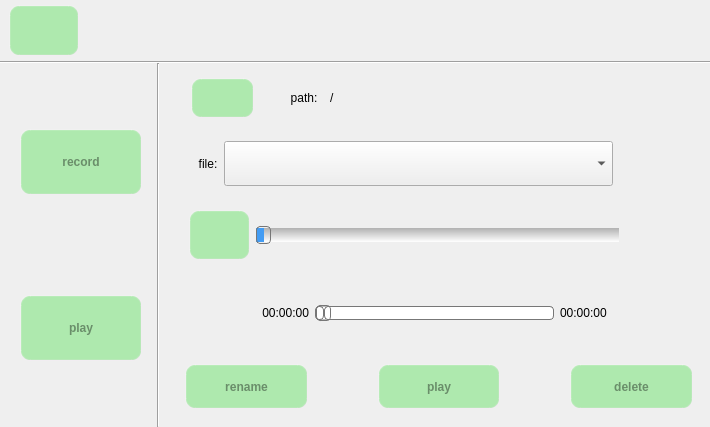
jizizihe/baijie_demo, file voice.ui: the form before one commit.
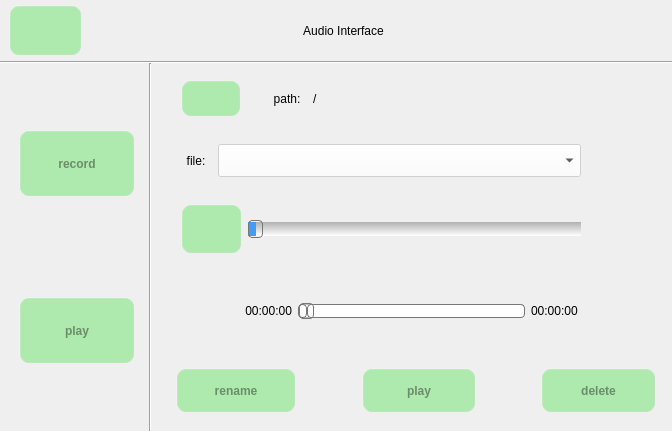
The form after the commit. Icons and pictures are not drawn. Custom widgets are drawn as their Qt base class.

Commit message: func: 1.chang button style in gpio       2.refresh when open and close button in wifi,bluetooth,ethernet and 4g       3.add set  gateway and subnet mask in ethernet       4.add display 4g status in 4g       5.optimize copy,cut,delete,safe exit in storage       6.add the judgment that the serial port is occupied

The edit to the form file:
```diff
--- a/voice.ui
+++ b/voice.ui
@@ -9,8 +9,8 @@
    <rect>
     <x>0</x>
     <y>0</y>
-    <width>710</width>
-    <height>427</height>
+    <width>672</width>
+    <height>431</height>
    </rect>
   </property>
   <property name="sizePolicy">
@@ -70,6 +70,14 @@
      color:rgba(0, 0, 0, 100);/*字体颜色*/
      padding: 6px; /*填衬*/
     outline: none; /*去掉按钮的虚线框*/
+}
+QComboBox QAbstractItemView {
+outline:0px;
+background-color:rgba(189, 220, 231, 230);
+}
+QComboBox {
+outline:0px;
+background-color:rgba(255, 255, 255, 150);
 }</string>
   </property>
   <widget class="QWidget" name="centralwidget">
@@ -90,9 +98,9 @@
      <number>0</number>
     </property>
     <item row="0" column="0">
-     <layout class="QHBoxLayout" name="horizontalLayout_4" stretch="1,9">
+     <layout class="QHBoxLayout" name="horizontalLayout_4" stretch="1,1,1,3,3">
       <property name="spacing">
-       <number>0</number>
+       <number>6</number>
       </property>
       <property name="leftMargin">
        <number>9</number>
@@ -142,6 +150,42 @@
         </property>
        </widget>
       </item>
+      <item>
+       <spacer name="horizontalSpacer_23">
+        <property name="orientation">
+         <enum>Qt::Horizontal</enum>
+        </property>
+        <property name="sizeHint" stdset="0">
+         <size>
+          <width>40</width>
+          <height>20</height>
+         </size>
+        </property>
+       </spacer>
+      </item>
+      <item>
+       <spacer name="horizontalSpacer_20">
+        <property name="orientation">
+         <enum>Qt::Horizontal</enum>
+        </property>
+        <property name="sizeHint" stdset="0">
+         <size>
+          <width>40</width>
+          <height>20</height>
+         </size>
+        </property>
+       </spacer>
+      </item>
+      <item>
+       <widget class="QLabel" name="label_3">
+        <property name="text">
+         <string>Audio Interface</string>
+        </property>
+        <property name="alignment">
+         <set>Qt::AlignCenter</set>
+        </property>
+       </widget>
+      </item>
       <item>
        <spacer name="horizontalSpacer_3">
         <property name="orientation">
@@ -817,13 +861,13 @@
                   <property name="minimumSize">
                    <size>
                     <width>0</width>
-                    <height>40</height>
+                    <height>0</height>
                    </size>
                   </property>
                   <property name="maximumSize">
                    <size>
                     <width>16777215</width>
-                    <height>40</height>
+                    <height>16777215</height>
                    </size>
                   </property>
                   <property name="text">
@@ -845,13 +889,13 @@
                   <property name="minimumSize">
                    <size>
                     <width>0</width>
-                    <height>40</height>
+                    <height>0</height>
                    </size>
                   </property>
                   <property name="maximumSize">
                    <size>
                     <width>16777215</width>
-                    <height>40</height>
+                    <height>16777215</height>
                    </size>
                   </property>
                   <property name="layoutDirection">
@@ -922,7 +966,7 @@
                </property>
                <layout class="QHBoxLayout" name="horizontalLayout_3" stretch="1,1,12,3">
                 <property name="spacing">
-                 <number>0</number>
+                 <number>6</number>
                 </property>
                 <property name="leftMargin">
                  <number>0</number>
@@ -976,18 +1020,21 @@
                   <property name="minimumSize">
                    <size>
                     <width>0</width>
-                    <height>45</height>
+                    <height>0</height>
                    </size>
                   </property>
                   <property name="maximumSize">
                    <size>
                     <width>16777215</width>
-                    <height>45</height>
+                    <height>16777215</height>
                    </size>
                   </property>
                   <property name="layoutDirection">
                    <enum>Qt::LeftToRight</enum>
                   </property>
+                  <property name="styleSheet">
+                   <string notr="true"/>
+                  </property>
                  </widget>
                 </item>
                 <item>
@@ -1033,18 +1080,18 @@
                  <height>70</height>
                 </size>
                </property>
-               <layout class="QHBoxLayout" name="horizontalLayout_6" stretch="1,2,12,3">
+               <layout class="QHBoxLayout" name="horizontalLayout_6" stretch="1,2,11,3">
                 <property name="leftMargin">
                  <number>0</number>
                 </property>
                 <property name="topMargin">
-                 <number>2</number>
+                 <number>0</number>
                 </property>
                 <property name="rightMargin">
                  <number>0</number>
                 </property>
                 <property name="bottomMargin">
-                 <number>2</number>
+                 <number>0</number>
                 </property>
                 <item>
                  <spacer name="horizontalSpacer_18">
@@ -1092,6 +1139,9 @@
                     <height>38</height>
                    </size>
                   </property>
+                  <property name="checkable">
+                   <bool>false</bool>
+                  </property>
                  </widget>
                 </item>
                 <item>
@@ -1105,7 +1155,7 @@
                   <property name="minimumSize">
                    <size>
                     <width>0</width>
-                    <height>50</height>
+                    <height>0</height>
                    </size>
                   </property>
                   <property name="maximumSize">
```
Left out of the diff: 2 changed lines with no effect on the pictures. The commit also changes 103 other files.
